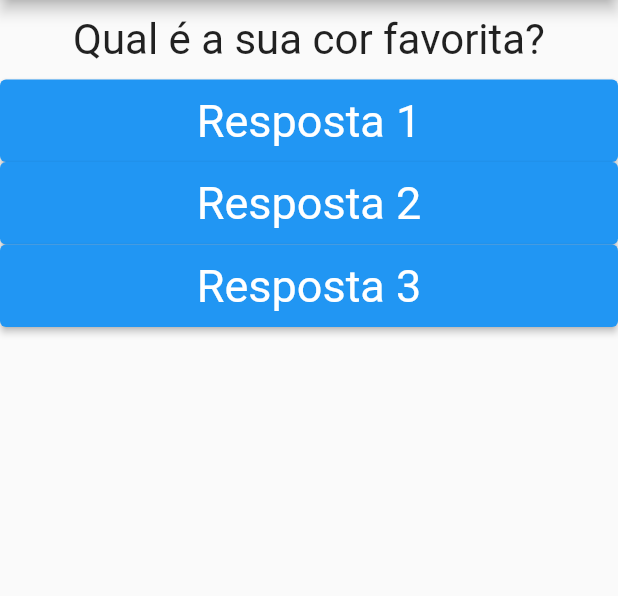
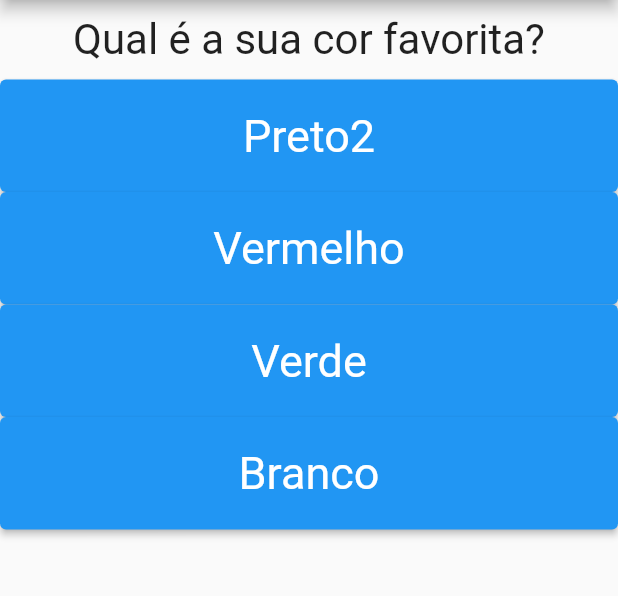
Before and after one commit to DanielCaetano/Flutter, a Flutter app: the screen it shows after launch, on a phone screen of 412 x 824 dp, the part 84-680 px from its top. Run offline on Flutter 3.47's test engine with Material 2 defaults, Android fonts, the phone set to English and light mode, and no system bars.

Commit message:
add widget perguntas por map

```diff
--- a/curso_flutter/projeto_perguntas/lib/main.dart
+++ b/curso_flutter/projeto_perguntas/lib/main.dart
@@ -7,12 +7,20 @@ void main() {
 }
 
 class PerguntaAppState extends State<PerguntaApp> {
-  var _perguntaAppSelecionada = 0;
+  var _perguntaSelecionada = 0;
 
+  void _responder() {
+    setState(() {
+      _perguntaSelecionada++;
+    });
+  }
+
+  @override
+  Widget build(BuildContext context) {
     final List<Map<String, Object>> perguntas = [
       {
         'texto': 'Qual é a sua cor favorita?',
-      'respostas': ['Preto', 'Vermelho', 'Verde', 'Branco'],
+        'respostas': ['Preto2', 'Vermelho', 'Verde', 'Branco'],
       },
       {
         'texto': 'Qual seu animal favorito?',
@@ -24,25 +32,17 @@ class PerguntaAppState extends State<PerguntaApp> {
       },
     ];
 
-  void _responder() {
-    setState(() {
-      _perguntaAppSelecionada++;
-    });
-  }
+    List<String> respostas = perguntas[_perguntaSelecionada]['respostas'];
 
-  @override
-  Widget build(BuildContext context) {
     return MaterialApp(
         home: Scaffold(
       appBar: AppBar(
         title: Text('Perguntas'),
       ),
       body: Column(
-        children: [
-          Questao(perguntas[_perguntaAppSelecionada]['texto']),
-          Respostas('Resposta 1', _responder),
-          Respostas('Resposta 2', _responder),
-          Respostas('Resposta 3', _responder),
+        children: <Widget>[
+          Questao(perguntas[_perguntaSelecionada]['texto'].toString()),
+          ...respostas.map((t) => Respostas(t, _responder)).toList()
         ],
       ),
     ));
--- a/curso_flutter/projeto_perguntas/lib/respostas.dart
+++ b/curso_flutter/projeto_perguntas/lib/respostas.dart
@@ -15,7 +15,7 @@ class Respostas extends StatelessWidget {
         child: Text(texto),
         style: ButtonStyle(
             backgroundColor: MaterialStateProperty.all(Colors.blue),
-            padding: MaterialStateProperty.all(EdgeInsets.all(10)),
+            padding: MaterialStateProperty.all(EdgeInsets.all(20)),
             textStyle: MaterialStateProperty.all(TextStyle(fontSize: 30))),
       ),
     );
```
Lines whose indentation alone changed are shown as unchanged.
